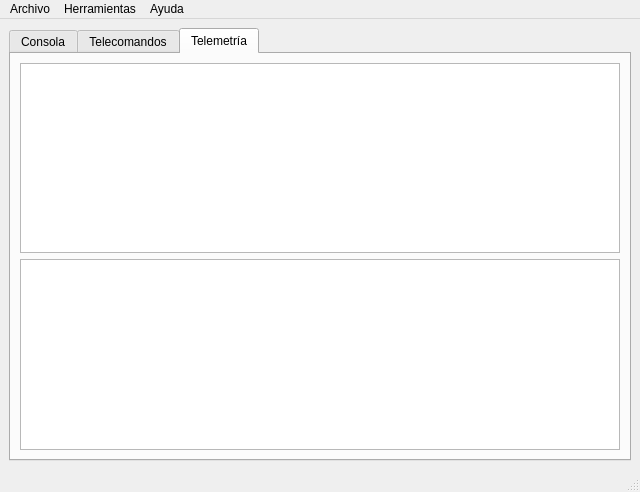
This is gsRemote/forms/Console.ui in spel-uchile/gsSuchai as Qt 5 draws it before an edit. The edited form follows.
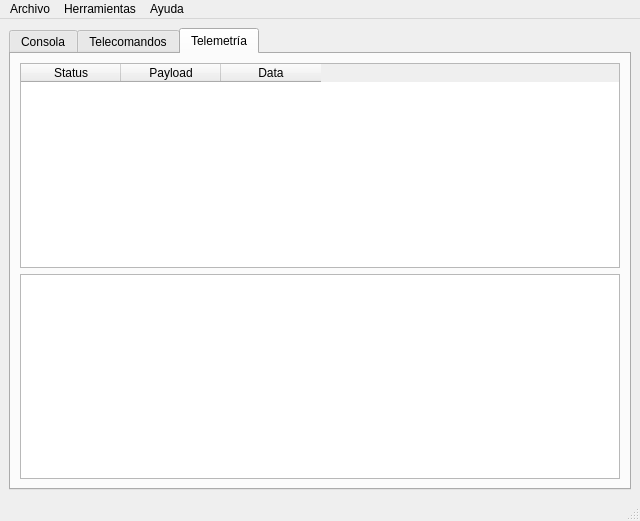
This is the edited form. The open tabs and pages were chosen to show the change. Icons and pictures are not drawn.

Commit message: Made changes to store telemetry in a python list

The edit to the form file:
```diff
--- a/gsRemote/forms/Console.ui
+++ b/gsRemote/forms/Console.ui
@@ -7,7 +7,7 @@
     <x>0</x>
     <y>0</y>
     <width>640</width>
-    <height>492</height>
+    <height>521</height>
    </rect>
   </property>
   <property name="windowTitle">
@@ -380,11 +380,27 @@
         <string>Telemetría</string>
        </attribute>
        <layout class="QGridLayout" name="gridLayout_6">
-        <item row="1" column="0">
+        <item row="2" column="0">
          <widget class="QPlainTextEdit" name="textEditTelemetry"/>
         </item>
-        <item row="0" column="0">
-         <widget class="QListWidget" name="listWidgetTelemetry"/>
+        <item row="1" column="0">
+         <widget class="QTableWidget" name="tableWidgetTelemetry">
+          <column>
+           <property name="text">
+            <string>Status</string>
+           </property>
+          </column>
+          <column>
+           <property name="text">
+            <string>Payload</string>
+           </property>
+          </column>
+          <column>
+           <property name="text">
+            <string>Data</string>
+           </property>
+          </column>
+         </widget>
         </item>
        </layout>
       </widget>
```
Left out of the diff: 60 changed lines with no effect on the pictures. The commit also changes 8 other files.
